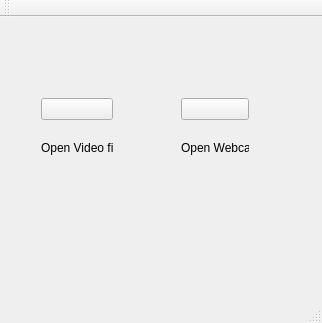
Old version of the form mainwindow.ui in the repository willoftw/uWho.
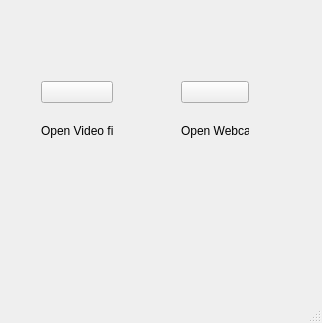
New version of the form. Icons and pictures are not drawn.

Commit message: Added GUI, and loading of videos

Diff of the .ui file:
```diff
--- a/mainwindow.ui
+++ b/mainwindow.ui
@@ -14,7 +14,7 @@
    <string>MainWindow</string>
   </property>
   <widget class="QWidget" name="centralWidget">
-   <widget class="QWidget" name="">
+   <widget class="QWidget" name="layoutWidget">
     <property name="geometry">
      <rect>
       <x>30</x>
@@ -51,7 +51,7 @@
      </item>
     </layout>
    </widget>
-   <widget class="QWidget" name="">
+   <widget class="QWidget" name="layoutWidget">
     <property name="geometry">
      <rect>
       <x>170</x>
@@ -99,14 +99,6 @@
     </rect>
    </property>
   </widget>
-  <widget class="QToolBar" name="mainToolBar">
-   <attribute name="toolBarArea">
-    <enum>TopToolBarArea</enum>
-   </attribute>
-   <attribute name="toolBarBreak">
-    <bool>false</bool>
-   </attribute>
-  </widget>
   <widget class="QStatusBar" name="statusBar"/>
  </widget>
  <layoutdefault spacing="6" margin="11"/>
```
Left out of the diff: 2 changed lines with no effect on the pictures. The commit also changes 2 other files.
